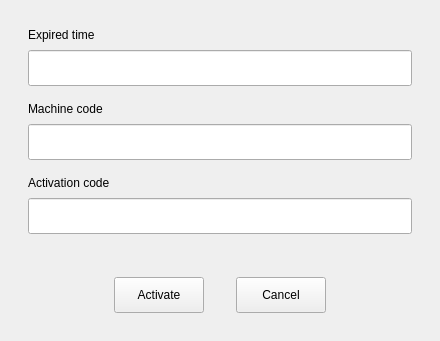
Above: src/license/license-activation.ui from openeuler-mirror/ks-scmc-gui before the change. Below: the same form after it.
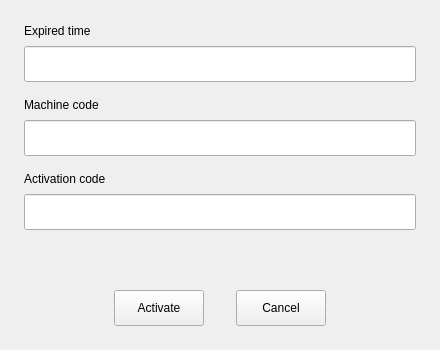
That is the form after the change.

Commit message: fix(*):improve license activation ui - 完善授权激活页面

```diff
--- a/src/license/license-activation.ui
+++ b/src/license/license-activation.ui
@@ -7,19 +7,19 @@
     <x>0</x>
     <y>0</y>
     <width>440</width>
-    <height>341</height>
+    <height>350</height>
    </rect>
   </property>
   <property name="minimumSize">
    <size>
     <width>440</width>
-    <height>341</height>
+    <height>350</height>
    </size>
   </property>
   <property name="maximumSize">
    <size>
     <width>440</width>
-    <height>341</height>
+    <height>350</height>
    </size>
   </property>
   <property name="windowTitle">
@@ -30,16 +30,16 @@
     <number>0</number>
    </property>
    <property name="leftMargin">
-    <number>4</number>
+    <number>0</number>
    </property>
    <property name="topMargin">
-    <number>4</number>
+    <number>0</number>
    </property>
    <property name="rightMargin">
-    <number>4</number>
+    <number>0</number>
    </property>
    <property name="bottomMargin">
-    <number>4</number>
+    <number>0</number>
    </property>
    <item>
     <widget class="QWidget" name="m_content" native="true">
@@ -171,7 +171,7 @@
         <property name="sizeHint" stdset="0">
          <size>
           <width>20</width>
-          <height>40</height>
+          <height>16</height>
          </size>
         </property>
        </spacer>
```
The commit also changes 5 other files.
